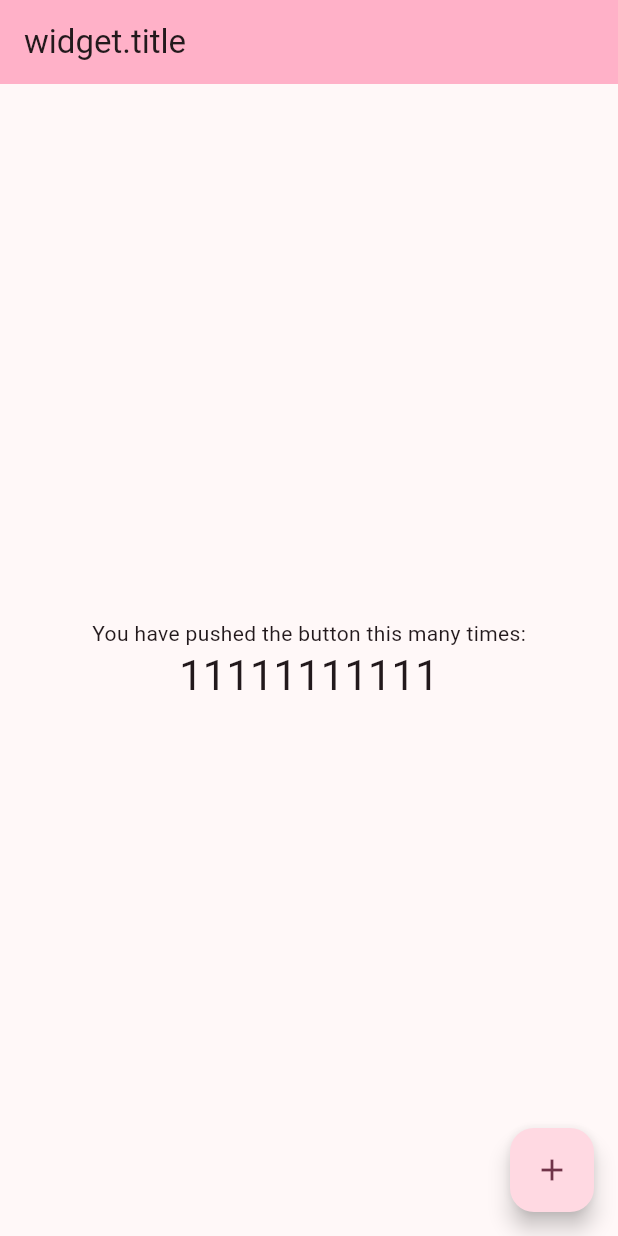
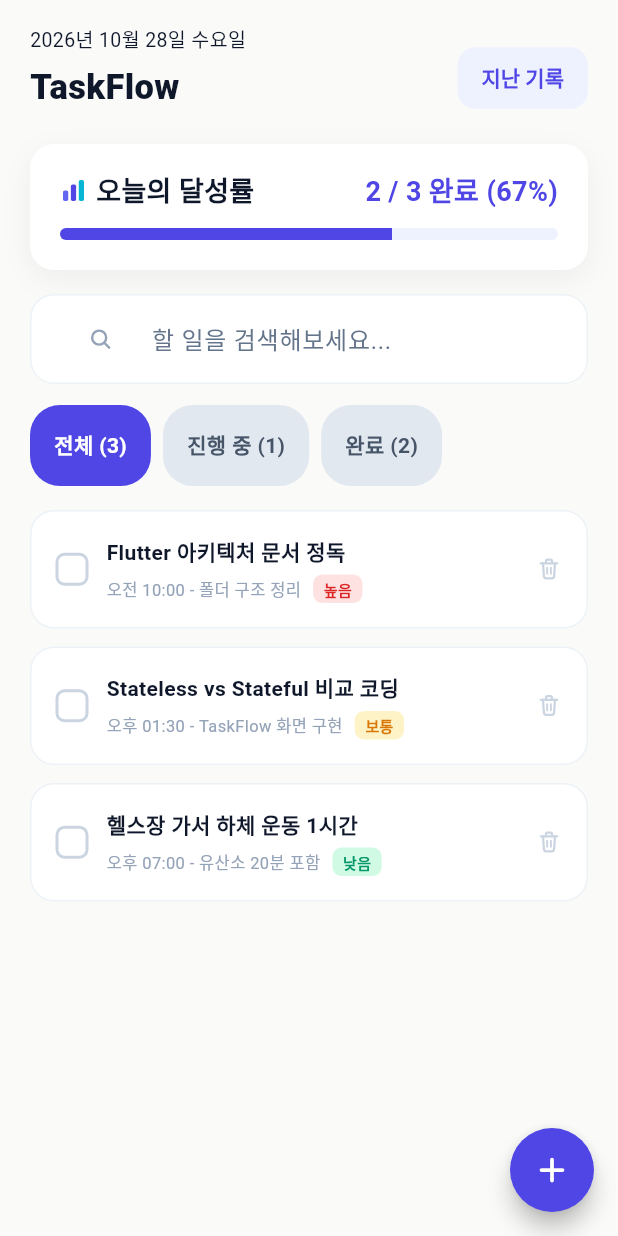
Before and after one commit to SirohaKR/taskflow_example, a Flutter app: the screen it shows after launch, on a phone screen of 412 x 824 dp. Run offline on Flutter 3.47's test engine with Material 3 defaults, Android fonts, the phone set to English and light mode, and no system bars; our stand-ins replace flutter_riverpod, flutter_svg, freezed_annotation, go_router, hooks_riverpod, riverpod_annotation; generated files the repository leaves out were written again; Roboto replaces fonts that are missing (Pretendard).

Commit message:
20261028 push

```diff
--- a/lib/app.dart
+++ b/lib/app.dart
@@ -1,6 +1,8 @@
 import 'package:flutter/material.dart';
 import 'package:flutter_riverpod/flutter_riverpod.dart';
+import 'package:taskflow_example/app/config/app_router.dart';
 import 'package:taskflow_example/core/theme/app_colors.dart';
+import 'package:taskflow_example/core/theme/app_theme.dart';
 
 /// 앱 테마 설정 / 라우팅 구성
 class TaskFlowApp extends ConsumerWidget {
@@ -8,46 +10,48 @@ class TaskFlowApp extends ConsumerWidget {
 
   @override
   Widget build(BuildContext context, WidgetRef ref) {
+    final router = ref.watch(appRouterProvider);
 
-    return MaterialApp(
+    return MaterialApp.router(
       title: 'TaskFlow',
-      theme: ThemeData(
-        colorScheme: .fromSeed(seedColor: AppColors.transparent),
-      ),
-      home: const _AppFrame(title: 'Flutter Demo Home Page'),
+      theme: AppTheme.light,
+      routerConfig: router,
+      builder: (context, child) {
+        return _AppFrame(
+          child: child ?? const SizedBox.shrink(),
+        );
+      },
     );
   }
 }
 
 /// 공통 앱 위젯
 class _AppFrame extends StatelessWidget {
-  const _AppFrame({required this.title});
+  const _AppFrame({required this.child});
 
-  final String title;
+  final Widget child;
 
   @override
   Widget build(BuildContext context) {
-    return Scaffold(
-      appBar: AppBar(
-        backgroundColor: Theme.of(context).colorScheme.inversePrimary,
-        title: Text("widget.title"),
-      ),
-      body: Center(
-        child: Column(
-          mainAxisAlignment: .center,
-          children: [
-            const Text('You have pushed the button this many times:'),
-            Text(
-              '11111111111',
-              style: Theme.of(context).textTheme.headlineMedium,
+    return ColoredBox(
+      color: AppColors.outerBackground,
+      child: Center(
+        child: ConstrainedBox(
+          constraints: const BoxConstraints(maxWidth: 820),
+          child: DecoratedBox(
+            decoration: const BoxDecoration(
+              color: AppColors.background,
+              boxShadow: <BoxShadow>[
+                BoxShadow(
+                  color: AppColors.frameShadow,
+                  blurRadius: 24,
+                  spreadRadius: 2,
+                ),
+              ]
             ),
-          ],
+            child: MediaQuery.withNoTextScaling(child: child,),
+          ),
         ),
-      ),
-      floatingActionButton: FloatingActionButton(
-        onPressed: () {},
-        tooltip: 'Increment',
-        child: const Icon(Icons.add),
       ),
     );
   }
--- /dev/null
+++ b/lib/app/config/app_router.dart
@@ -0,0 +1,32 @@
+import 'package:flutter/widgets.dart';
+import 'package:go_router/go_router.dart';
+import 'package:riverpod_annotation/riverpod_annotation.dart';
+import 'package:taskflow_example/app/config/app_routes.dart';
+import 'package:taskflow_example/features/task/presentation/task_page.dart';
+
+part 'app_router.g.dart';
+
+@Riverpod(keepAlive: true)
+GoRouter appRouter(Ref ref) {
+  final GoRouter router = GoRouter(
+    initialLocation: AppRoutes.task,
+    routes: <RouteBase>[
+      GoRoute(
+        path: AppRoutes.task,
+        pageBuilder: (context, routeState) => _withoutTranstition(
+          routeState,
+          const TaskPage(),
+        )
+      )
+    ]
+  );
+
+  return router;
+}
+
+NoTransitionPage<void> _withoutTranstition(
+ GoRouterState routeState,
+ Widget child,
+) {
+  return NoTransitionPage<void>(key: routeState.pageKey, child: child);
+}
--- /dev/null
+++ b/lib/app/config/app_routes.dart
@@ -0,0 +1,4 @@
+// 앱 화면 경로 정의
+ abstract final class AppRoutes {
+  static const String task = '/task';
+ }
--- /dev/null
+++ b/lib/core/constants/app_assets.dart
@@ -0,0 +1,9 @@
+abstract final class AppAssets {
+  static const back = 'assets/icons/ic_back.svg';
+  static const check = 'assets/icons/ic_check.svg';
+  static const plus = 'assets/icons/ic_plus.svg';
+  static const search = 'assets/icons/ic_search.svg';
+  static const statsChart = 'assets/icons/ic_stats_chart.svg';
+  static const trash = 'assets/icons/ic_trash.svg';
+  static const emptyTasks = 'assets/icons/img_empty_tasks.svg';
+}
--- /dev/null
+++ b/lib/core/constants/app_strings.dart
@@ -0,0 +1,46 @@
+abstract final class AppStrings {
+  // 헤더
+  static const String title = "TaskFlow";
+  static const String record = "지난 기록";
+
+  // 오늘의 달성률 차트
+  static const String chartTitle = "오늘의 달성률";
+
+  // 검색
+  static const String searchHint = "할 일을 검색해보세요...";
+
+  // 필터
+  static const String filterAll = "전체";
+  static const String filterActive = "진행 중";
+  static const String filterDone = "완료";
+
+  // 우선순위
+  static const String priorityHigh = "높음";
+  static const String priorityNormal = "보통";
+  static const String priorityLow = "낮음";
+
+  // 비어있음
+  static const String emptyTitle = "등록된 할 일이 없습니다";
+  static const String emptyDescription = "우측 하단의 + 버튼을 눌러\n새로운 할 일을 추가해보세요!";
+
+  // 추가
+  static const String newTaskTitle = "새로운 할 일 추가";
+  static const String newTaskHintTitle = "할 일 제목을 입력하세요...";
+  static const String newTaskHintMemo = "상세 메모 (선택 사항)";
+  static const String newTaskPriority = "우선순위 선택";
+  static const String newTaskCancel = "취소";
+  static const String newTaskAdd = "추가하기";
+
+  // 지난기록
+  static const String historyDescription = "기록 있음 (클릭 가능)";
+  static const String historyView = "📆 날짜를 선택해 기록을 확인하세요";
+
+  // 오늘의 달성률
+  static String progressSummary(int completed, int total, int percent) =>
+      '$completed / $total 완료 ($percent%)';
+  // 필터
+  static String filterWithCount(String label, int count) => '$label ($count)';
+
+  static String historyDayCount(int days) =>
+      '$days일 기록';
+}
--- a/lib/core/theme/app_colors.dart
+++ b/lib/core/theme/app_colors.dart
@@ -11,6 +11,9 @@ abstract final class AppColors {
   static const Color fieldBorder = Color(0xFFE0E7FF);
   static const Color controlBorder = Color(0xFFCBD5E1);
   static const Color danger = Color(0xFFD92D20);
+  static const Color outerBackground = Color(0xFFF5F5F4);
+  static const Color background = Color(0xFFFAFAF9);
+  static const Color frameShadow = Color(0x00000000);
 
   /// 비활성화 상태 탭 색상
   static const Color inactiveTab = Color(0xFFE2E8F0);
--- /dev/null
+++ b/lib/features/task/domain/task.dart
@@ -0,0 +1,18 @@
+import 'package:freezed_annotation/freezed_annotation.dart';
+
+part 'task.freezed.dart';
+
+///할 일 우선순위
+enum TaskPriority {high, normal, low}
+
+@freezed
+abstract class Task with _$Task {
+  const factory Task({
+    required String id,
+    required String title,
+    required DateTime createdAt,
+    @Default('') String memo,
+    @Default(TaskPriority.normal) TaskPriority priority,
+    @Default(false) bool isDone,
+  }) = _Task;
+}
--- /dev/null
+++ b/lib/features/task/presentation/task_page.dart
@@ -0,0 +1,346 @@
+import 'package:flutter/material.dart';
+import 'package:flutter_svg/flutter_svg.dart';
+import 'package:intl/intl.dart';
+import 'package:taskflow_example/core/constants/app_assets.dart';
+import 'package:taskflow_example/core/theme/app_colors.dart';
+import 'package:taskflow_example/core/theme/app_text_styles.dart';
+
+
+/// 홈화면 레이아웃 구성 담당 Page
+class TaskPage extends StatelessWidget {
+  const TaskPage({super.key});
+
+  @override
+  Widget build(BuildContext context) {
+    /// 변수 설정
+    final String formattedDate = DateFormat('yyyy년 MM월 dd일 EEEE', 'ko').format(DateTime.now());
+
+    final int completedTasks = 2;
+    final int totalTasks = 3;     // 전체 할 일 (더미로 5까지)
+
+    final double progress = totalTasks == 0 ? 0 : completedTasks / totalTasks;
+    final int percent = totalTasks == 0
+        ? 0
+        : ((completedTasks / totalTasks) * 100).round();
+
+    final String percentText = percent.toString();
+
+    return GestureDetector(
+      behavior: HitTestBehavior.opaque, // 빈곳 터치 먹통x
+      onTap: () => FocusScope.of(context).unfocus(), // 빈곳 터치했을때 키보드 내리는 기능
+      child: Scaffold(
+        body: SafeArea(
+          // 타이틀
+          // 달성률 위젯
+          // 검색 및 리스트 위젯
+          child: ListView(
+            padding: const EdgeInsets.symmetric(horizontal: 20, vertical: 16),
+            children: [
+              Row(
+                mainAxisAlignment: MainAxisAlignment.spaceBetween,
+                crossAxisAlignment: CrossAxisAlignment.end,
+                children: [
+                  Column(
+                    crossAxisAlignment: CrossAxisAlignment.start,
+                    children: [
+                      Text(
+                        formattedDate,
+                        style: const TextStyle(
+                          fontSize: 13,
+                          color: AppColors.textPrimary
+                        ),
+                      ),
+                      const SizedBox(height: 4),
+                      const Text(
+                        'TaskFlow',
+                        style: AppTextStyles.h2,
+                      )
+                    ],
+                  ),
+                  TextButton(
+                    onPressed: () {},
+                    style: TextButton.styleFrom(
+                      backgroundColor: AppColors.primarySurface,
+                      padding: const EdgeInsets.symmetric(horizontal: 16, vertical: 10),
+                      shape: RoundedRectangleBorder(
+                        borderRadius: BorderRadius.circular(12),
+                      ),
+                      textStyle: AppTextStyles.textButton,
+                    ),
+                    child: const Text('지난 기록'),
+                  )
+                ],
+              ),
+
+              const SizedBox(height: 20),
+
+              //오늘의 달성률 카드
+              Container(
+                padding: const EdgeInsets.all(20),
+                decoration: BoxDecoration(
+                  color: AppColors.white,
+                  borderRadius: BorderRadius.circular(16),
+                  boxShadow: [
+                    BoxShadow(
+                      color: AppColors.black.withValues(alpha: 0.05),
+                      blurRadius: 16,
+                      offset: const Offset(0, 6),
+                    ),
+                  ]
+                ),
+                child: Column(
+                  crossAxisAlignment: CrossAxisAlignment.start,
+                  children: [
+                    Row(
+                      children: [
+                        SvgPicture.asset(AppAssets.statsChart),
+                        const SizedBox(width: 6),
+                        Text(
+                          '오늘의 달성률',
+                          style: AppTextStyles.dialogTitle,
+                        ),
+                        const Spacer(),
+                        Text(
+                          '$completedTasks / $totalTasks 완료 ($percentText%)',
+                          style: AppTextStyles.dialogTitle.copyWith(
+                            color: AppColors.primary
+                          )
+                        ),
+                      ],
+                    ),
+                    const SizedBox(height: 14),
+                    ClipRRect(
+                      borderRadius: BorderRadius.circular(10),
+                      child: LinearProgressIndicator(
+                        value: progress,
+                        minHeight: 8,
+                        backgroundColor: AppColors.primarySurface,
+                        valueColor: AlwaysStoppedAnimation<Color>(AppColors.primary),
+                      ),
+                    )
+                  ],
+                ),
+              ),
+              const SizedBox(height: 16),
+
+              //검색창
+              Container(
+                padding: const EdgeInsets.symmetric(horizontal: 16),
+                height: 60,
+                decoration: BoxDecoration(
+                  color: AppColors.white,
+                  borderRadius: BorderRadius.circular(16),
+                  border: Border.all(color: AppColors.border),
+                ),
+                child: TextField(
+                  textAlignVertical: TextAlignVertical.center,
+                  decoration: InputDecoration(
+                    hintText: '할 일을 검색해보세요...',
+                    prefixIcon: SizedBox(
+                      width: 60,
+                      height: 60,
+                      child: Center(
+                        child: SvgPicture.asset(
+                          AppAssets.search,
+                          width: 16,
+                          height: 16,
+                          fit: BoxFit.contain,
+                        ),
+                      ),
+                    ),
+                    prefixIconConstraints: const BoxConstraints(
+                      minHeight: 60,
+                      minWidth: 60,
+                    ),
+                    filled: false,
+                    isDense: true,
+                    border: InputBorder.none,
+                    contentPadding: EdgeInsets.zero,
+                  ),
+                ),
+              ),
+
+              const SizedBox(height: 14),
+
+              // 필터 탭(버튼)
+              Row(
+                children: [
+                  _filterChip('전체 (3)', selected: true),
+                  const SizedBox(width: 8),
+                  _filterChip('진행 중 (1)'),
+                  const SizedBox(width: 8),
+                  _filterChip('완료 (2)'),
+                ],
+              ),
+
+              const SizedBox(height: 16),
+
+              _taskCard(
+                title: 'Flutter 아키텍처 문서 정독',
+                time: '오전 10:00',
+                note: '폴더 구조 정리',
+                priority: '높음'
+              ),
+              const SizedBox(height: 12),
+
+              _taskCard(
+                  title: 'Stateless vs Stateful 비교 코딩',
+                  time: '오후 01:30',
+                  note: 'TaskFlow 화면 구현',
+                  priority: '보통'
+              ),
+              const SizedBox(height: 12),
+
+              _taskCard(
+                  title: '헬스장 가서 하체 운동 1시간',
+                  time: '오후 07:00',
+                  note: '유산소 20분 포함',
+                  priority: '낮음'
+              ),
+            ],
+          )
+        ),
+        floatingActionButton: FloatingActionButton(
+          onPressed: () {},
+          shape: const CircleBorder(),
+          backgroundColor: AppColors.primary,
+          child: SvgPicture.asset(AppAssets.plus),
+        ),
+      ),
+    );
+  }
+
+  //탭 바 위젯, 나중에 개수 변수 해서 연동되게
+  Widget _filterChip(String label, {bool selected = false}) {
+    return Container (
+      padding: const EdgeInsets.symmetric(
+        horizontal: 16,
+        vertical: 16
+      ),
+      decoration: BoxDecoration(
+        color: selected
+            ? AppColors.primary
+            : AppColors.inactiveTab,
+        borderRadius: BorderRadius.circular(20),
+      ),
+      child: Text(
+        label,
+        style: AppTextStyles.textButton.copyWith(
+          color: selected
+              ? AppColors.white
+              : AppColors.inactiveText
+        ),
+      ),
+    );
+  }
+
+  // 리스트 위젯
+  Widget _taskCard({
+    required String title,
+    required String time,
+    required String note,
+    required String priority,
+    bool completed = false,
+  }) {
+    final Color priorityColor = switch (priority) {
+      '높음' => AppColors.highSurface,
+      '보통' => AppColors.normalSurface,
+      _ => AppColors.lowSurface
+    };
+
+    final Color priorityTextColor = switch (priority) {
+      '높음' => AppColors.highText,
+      '보통' => AppColors.normalText,
+      _ => AppColors.lowText
+    };
+
+    return Container(
+      padding: const EdgeInsets.symmetric(horizontal: 16, vertical: 16),
+      decoration: BoxDecoration(
+        color: AppColors.white,
+        border: Border.all(color: AppColors.border),
+        borderRadius: BorderRadius.circular(16)
+      ),
+      child: Row(
+        children: [
+          Container(
+            width: 22,
+            height: 22,
+            decoration: BoxDecoration(
+              color: completed ? AppColors.primary : AppColors.white,
+              border: Border.all(
+                color: completed ? AppColors.primary : AppColors.controlBorder,
+                width: 2
+              ),
+              borderRadius: BorderRadius.circular(6),
+            ),
+            child: completed
+              ? Center(
+                child: SvgPicture.asset(
+                  AppAssets.check,
+                  width: 16,
+                  height: 16,
+                  colorFilter: ColorFilter.mode(
+                      AppColors.white,
+                      BlendMode.srcIn
+                  ),
+                ),
+              )
+              : null,
+          ),
+
+          const SizedBox(width: 12),
+
+          Expanded(
+            child: Column(
+              crossAxisAlignment: CrossAxisAlignment.start,
+              children: [
+                Text(
+                  title,
+                  style: TextStyle(
+                    fontSize: 14,
+                    fontWeight: FontWeight.w600,
+                    color: completed ? AppColors.cancelText : AppColors.textPrimary,
+                    decoration: completed ? TextDecoration.lineThrough : null,
+                  ),
+                ),
+                const SizedBox(height: 4),
+                Row(
+                  children: [
+                    Text(
+                      '$time - $note',
+                      style: TextStyle(
+                        fontSize: 11,
+                        color: AppColors.cancelText
+                      ),
+                    ),
+                    const SizedBox(width: 8),
+                    Container(
+                      padding: const EdgeInsets.symmetric(
+                        horizontal: 7,
+                        vertical: 2,
+                      ),
+                      decoration: BoxDecoration(
+                        color: priorityColor,
+                        borderRadius: BorderRadius.circular(6),
+                      ),
+                      child: Text(
+                        priority,
+                        style: TextStyle(
+                          fontSize: 10,
+                          color: priorityTextColor,
+                          fontWeight: FontWeight.w600
+                        ),
+                      ),
+                    )
+                  ],
+                ),
+              ],
+            )
+          ),
+          SvgPicture.asset(AppAssets.trash)
+        ],
+      ),
+    );
+  }
+}
--- /dev/null
+++ b/lib/features/task/presentation/task_priority_style.dart
@@ -0,0 +1,13 @@
+import 'package:flutter/material.dart';
+import 'package:taskflow_example/core/theme/app_colors.dart';
+import 'package:taskflow_example/features/task/domain/task.dart';
+
+/// 우선순위 화면 스타일
+extension TaskPriorityStyle on TaskPriority {
+  String get label => switch (this) {
+    TaskPriority.high => '높음',
+    TaskPriority.normal => '보통',
+    TaskPriority.low => '낮음',
+  };
+
+}
--- /dev/null
+++ b/lib/features/task/presentation/widgets/task_view.dart
@@ -0,0 +1,19 @@
+import 'package:flutter/material.dart';
+import 'package:intl/intl.dart';
+import 'package:taskflow_example/core/theme/app_text_styles.dart';
+import 'package:taskflow_example/core/theme/app_radli.dart';
+import 'package:taskflow_example/core/theme/app_colors.dart';
+import 'package:taskflow_example/core/theme/app_typography.dart';
+
+class TaskView extends StatelessWidget {
+  @override
+  Widget build(BuildContext context) {
+    //날짜
+    final String formattedDate = DateFormat('yyyy년 MM월 dd일 EEEE', 'ko').format(DateTime.now());
+
+    ///헤더 구성 및 위젯 연결하기...
+    // TODO: implement build
+    throw UnimplementedError();
+  }
+
+}
--- a/lib/main.dart
+++ b/lib/main.dart
@@ -1,11 +1,14 @@
 import 'package:flutter/material.dart';
+import 'package:intl/date_symbol_data_local.dart';
 import 'package:hooks_riverpod/hooks_riverpod.dart';
 
 import 'package:taskflow_example/app.dart';
 
-void main() {
+void main() async{
   //app.dart
   WidgetsFlutterBinding.ensureInitialized();
 
+  await initializeDateFormatting('ko', '');
+
   runApp(const ProviderScope(child: TaskFlowApp()));
 }
```
Also changed, not shown: pubspec.yaml (+9 -4 lines), lib/app/config/app_router.g.dart (added), lib/features/task/domain/task.freezed.dart (added), lib/features/task/presentation/task_provider.dart (added), lib/features/task/presentation/widgets/add_task_sheet.dart (added), lib/features/task/presentation/widgets/task_chart.dart (added), lib/features/task/presentation/widgets/task_empty_view.dart (added), lib/features/task/presentation/widgets/task_item_card.dart (added), lib/features/task/presentation/widgets/task_search.dart (added), pubspec.lock.
